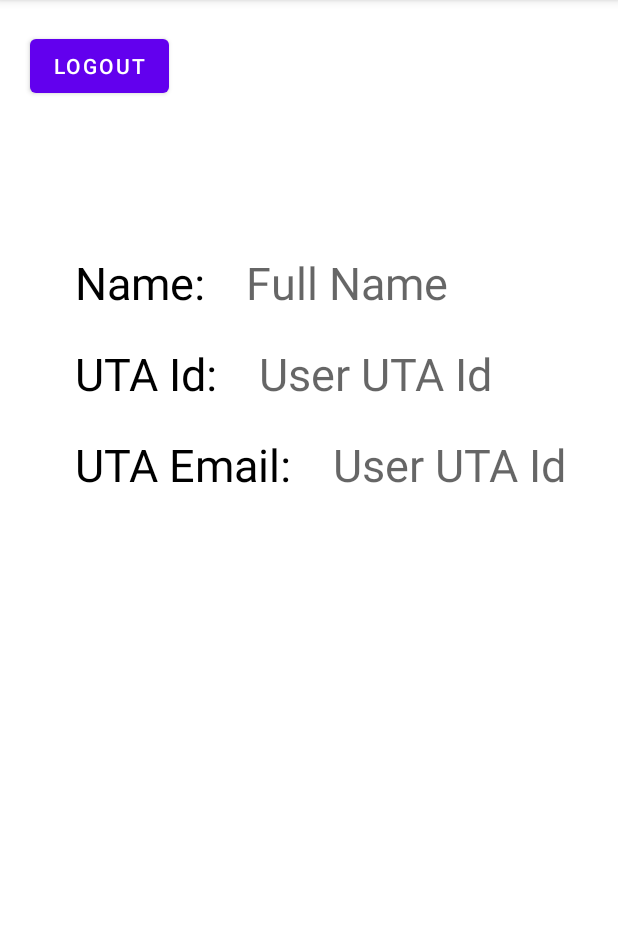
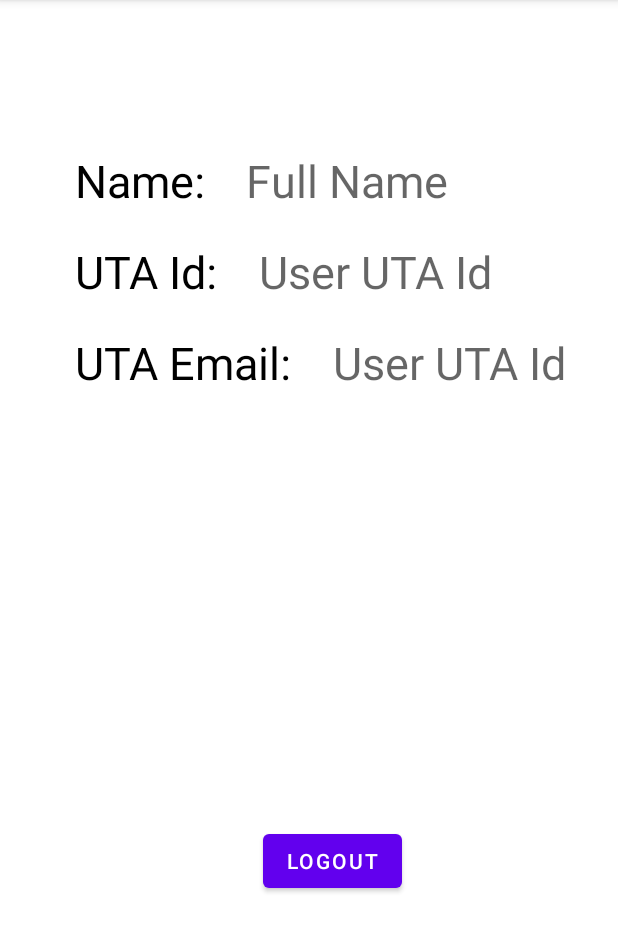
Before and after one commit to vimi30/UniversityBazaarSystem, an Android app: the HomeActivity screen opened directly, with no data from a screen before it, after a tap on "PROFILE", on a phone screen of 412 x 824 dp, the part 84-1036 px from its top. Run offline under Robolectric (Android 15) with nearby library versions, the phone set to English and light mode, and no system bars.

Commit message:
profile and logout button updated

```diff
--- a/app/src/main/java/com/example/universitybazaarsystem/HomeActivity.java
+++ b/app/src/main/java/com/example/universitybazaarsystem/HomeActivity.java
@@ -9,18 +9,12 @@ import android.widget.Button;
 
 public class HomeActivity extends AppCompatActivity {
     Button profileButton;
-    Button logoutButton;
+    //Button logoutButton;
     @Override
     protected void onCreate(Bundle savedInstanceState) {
         super.onCreate(savedInstanceState);
         setContentView(R.layout.activity_home);
-        logoutButton = (Button) findViewById(R.id.logout);
-        logoutButton.setOnClickListener(new View.OnClickListener() {
-            @Override
-            public void onClick(View view) {
-                logout();
-            }
-        });
+
         profileButton = (Button) findViewById(R.id.profile);
 
         profileButton.setOnClickListener(new View.OnClickListener() {
@@ -34,11 +28,6 @@ public class HomeActivity extends AppCompatActivity {
         Intent intent = new Intent(this, ProfilePage.class);
         startActivity(intent);
     }
-
-    public void logout(){
-        Intent i = new Intent(this, MainActivity.class);
-        startActivity(i);
-    }
 }
 
 //Commit
--- a/app/src/main/res/layout/activity_profile_page.xml
+++ b/app/src/main/res/layout/activity_profile_page.xml
@@ -1,30 +1,26 @@
 <?xml version="1.0" encoding="utf-8"?>
-<LinearLayout xmlns:android="http://schemas.android.com/apk/res/android"
+<RelativeLayout xmlns:android="http://schemas.android.com/apk/res/android"
     xmlns:app="http://schemas.android.com/apk/res-auto"
     xmlns:tools="http://schemas.android.com/tools"
     android:layout_width="match_parent"
     android:layout_height="match_parent"
     tools:context=".ProfilePage">
 
+
+
+
     <RelativeLayout
         android:id="@+id/profile"
-     android:layout_width="wrap_content"
-     android:layout_height="wrap_content">
+        android:layout_width="match_parent"
+        android:layout_height="500sp">
 
-     <Button
-         android:id="@+id/logout"
-         android:layout_width="wrap_content"
-         android:layout_height="wrap_content"
-         android:layout_marginLeft="20dp"
-         android:layout_marginTop="20dp"
-         android:text="Logout"></Button>
+
 
         <ImageView
             android:id="@+id/imageView"
             android:layout_width="wrap_content"
             android:layout_height="wrap_content"
             android:layout_marginTop="50dp"
-         android:layout_below="@+id/logout"
             android:layout_weight="1"
             android:layout_centerHorizontal="true"
             tools:srcCompat="@tools:sample/avatars" />
@@ -95,7 +91,19 @@
 
 
 
+
+
+
     </RelativeLayout>
 
 
-</LinearLayout>
+    <Button
+        android:id="@+id/logout"
+        android:layout_width="wrap_content"
+        android:layout_height="wrap_content"
+        android:layout_marginLeft="175sp"
+        android:layout_marginTop="550sp"
+
+        android:text="Logout"></Button>
+
+</RelativeLayout>
```
Also changed, not shown: app/src/main/res/layout/activity_home.xml (+7 -14 lines). Lines whose indentation alone changed are shown as unchanged.
